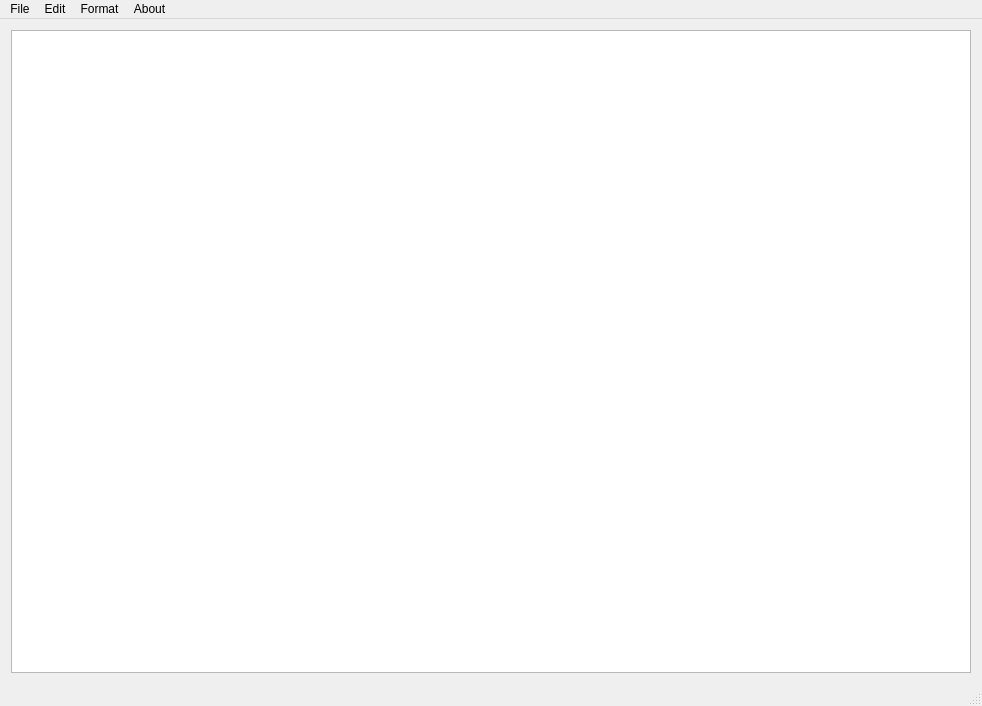
First picture: the form in src/MainWindow.ui, repository zethon/geen, before the edit.
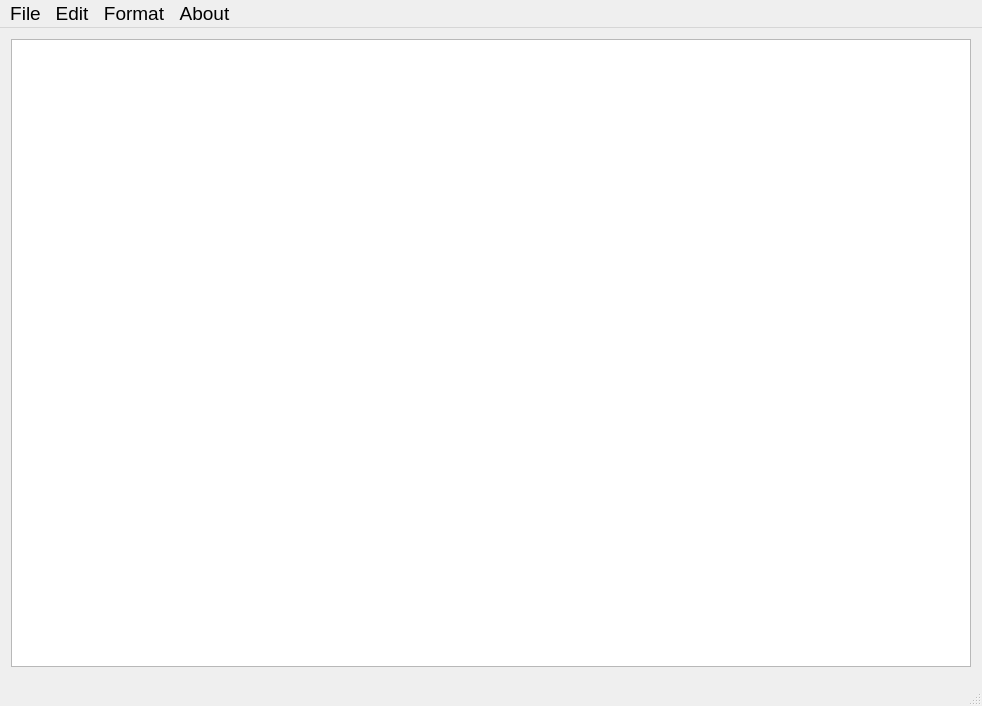
Second picture: the form after the edit. Icons and pictures are not drawn. Custom widgets are drawn as their Qt base class.

```diff
--- a/src/MainWindow.ui
+++ b/src/MainWindow.ui
@@ -10,6 +10,11 @@
     <height>706</height>
    </rect>
   </property>
+  <property name="font">
+   <font>
+    <pointsize>14</pointsize>
+   </font>
+  </property>
   <property name="windowTitle">
    <string>MainWindow</string>
   </property>
@@ -20,7 +25,7 @@
       <property name="font">
        <font>
         <family>Consolas</family>
-        <pointsize>11</pointsize>
+        <pointsize>14</pointsize>
        </font>
       </property>
      </widget>
@@ -33,7 +38,7 @@
      <x>0</x>
      <y>0</y>
      <width>982</width>
-     <height>26</height>
+     <height>22</height>
     </rect>
    </property>
    <widget class="QMenu" name="menuFile">
```
Left out of the diff: 23 changed lines with no effect on the pictures.
